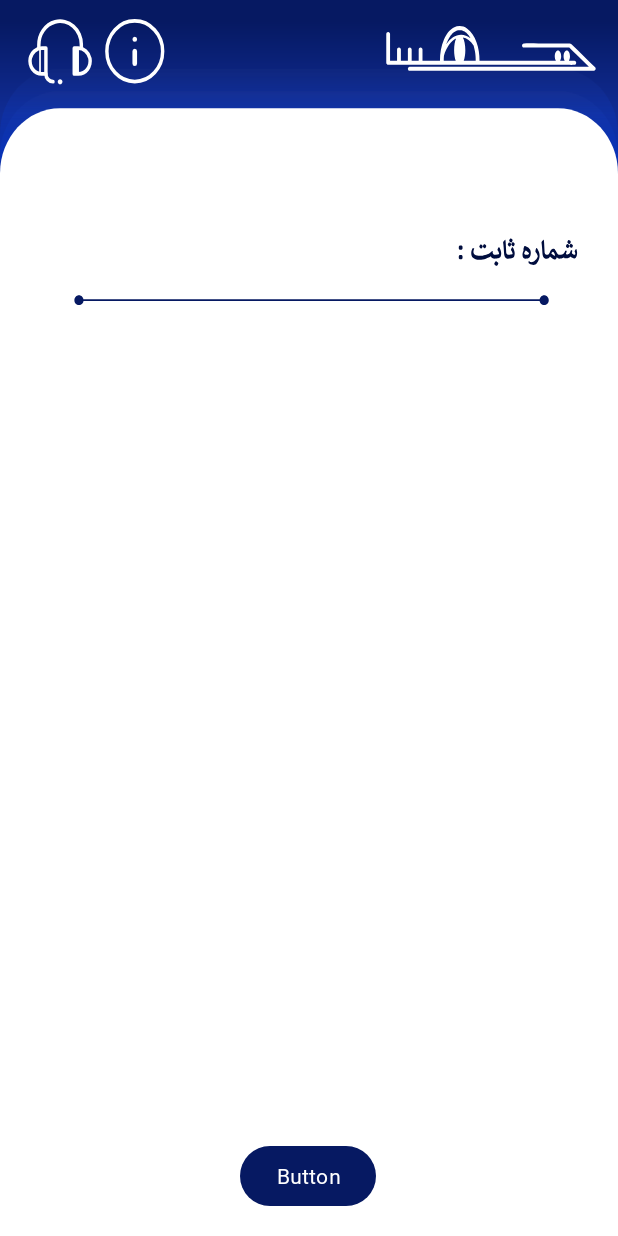
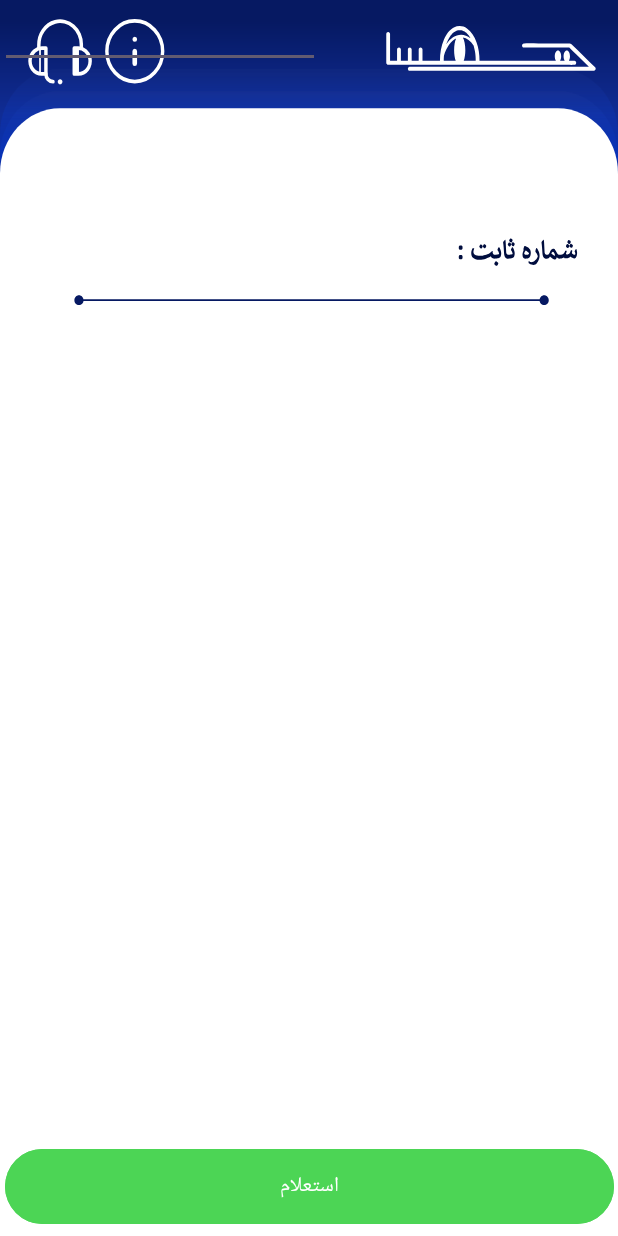
Before and after one commit to SanazSobahnloo/Temsah-Java, an Android app: the fixedLine screen opened directly, with no data from a screen before it, on a phone screen of 412 x 824 dp. Run offline under Robolectric (Android 15) with nearby library versions, the phone set to English and light mode, and no system bars.

Commit message:
testing fixed 1

```diff
--- a/app/src/main/res/layout/activity_fixed_line.xml
+++ b/app/src/main/res/layout/activity_fixed_line.xml
@@ -42,16 +42,6 @@
         app:layout_constraintTop_toTopOf="parent" />
 
     <TextView
-        android:id="@+id/phone"
-        android:layout_width="178dp"
-        android:layout_height="40dp"
-        android:layout_marginTop="148dp"
-        app:layout_constraintEnd_toEndOf="parent"
-        app:layout_constraintHorizontal_bias="0.497"
-        app:layout_constraintStart_toStartOf="parent"
-        app:layout_constraintTop_toTopOf="parent" />
-
-    <TextView
         android:id="@+id/textView8"
         android:layout_width="178dp"
         android:layout_height="40dp"
@@ -83,13 +73,22 @@
 
     <Button
         android:id="@+id/button"
+        android:layout_width="406dp"
+        android:layout_height="58dp"
+        android:layout_marginBottom="4dp"
+        android:backgroundTint="@color/green"
+        android:text="استعلام"
+        app:layout_constraintBottom_toBottomOf="parent"
+        app:layout_constraintEnd_toEndOf="parent"
+        app:layout_constraintStart_toStartOf="parent" />
+
+    <EditText
+        android:id="@+id/phone"
         android:layout_width="wrap_content"
         android:layout_height="wrap_content"
-        android:layout_marginBottom="16dp"
-        android:text="Button"
-        app:layout_constraintBottom_toBottomOf="parent"
-        app:layout_constraintEnd_toEndOf="parent"
-        app:layout_constraintHorizontal_bias="0.498"
-        app:layout_constraintStart_toStartOf="parent" />
+        android:ems="10"
+        android:inputType="phone"
+        tools:layout_editor_absoluteX="92dp"
+        tools:layout_editor_absoluteY="142dp" />
 
 </androidx.constraintlayout.widget.ConstraintLayout>
```
